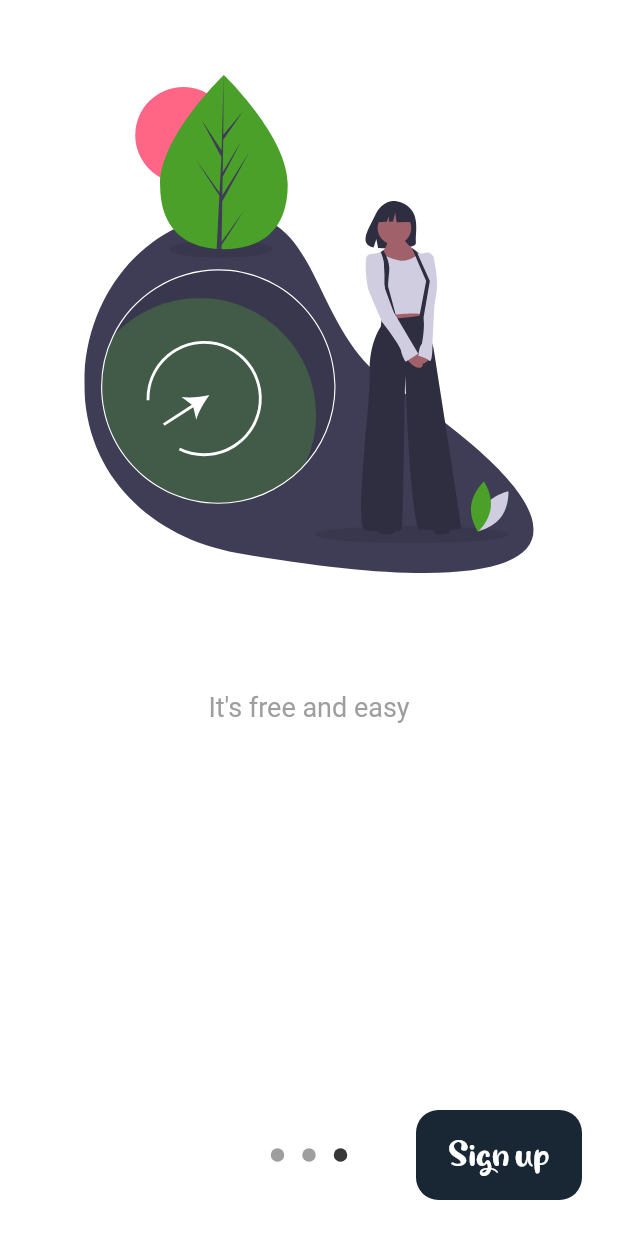
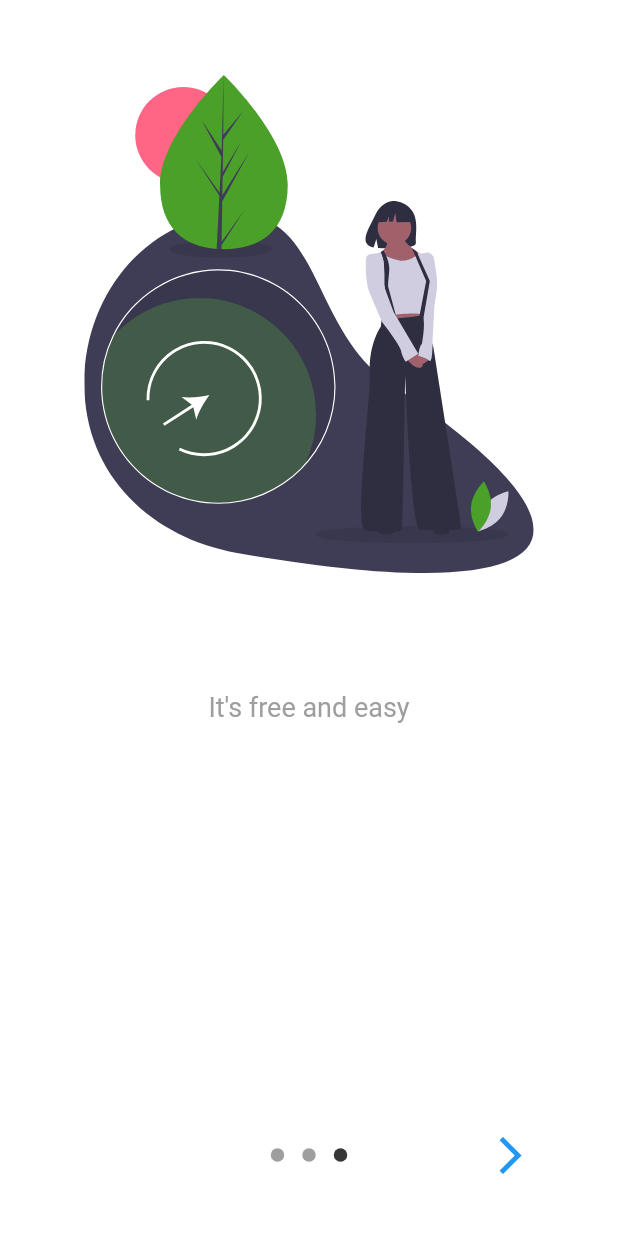
Before and after one commit to FarhanSyedain/chat_app, a Flutter app: the screen it shows after launch, swiped to page 3, on a phone screen of 412 x 824 dp. Run offline on Flutter 3.47's test engine with Material 2 defaults, Android fonts, the phone set to English and light mode, and no system bars; drawn by our look-alikes of introduction_screen; our stand-ins replace awesome_dialog, cloud_firestore, firebase_auth, firebase_core, firebase_storage, fluentui_icons and 7 more; missing offline and left inert: flutter_twitter_login; accounts and stored records are empty.

Commit message:
Use Icon for done button.

```diff
--- a/lib/screens/welcome/welcome.dart
+++ b/lib/screens/welcome/welcome.dart
@@ -25,22 +25,29 @@ class _WelcomeScreenState extends State<WelcomeScreen> {
     return Container(
       child: IntroductionScreen(
         globalBackgroundColor: isDarkMode ? Colors.black : Colors.white,
-
-        done: CustomProceedButton(
-          "Sign up",
-        ), // todo: put CustomProceedButton here
-
+        done: Container(
+          height: 60,
+          child: RotatedBox(
+            child: Icon(
+              Icons.arrow_back_ios,
+              size: 30,
+              color: Theme.of(context).accentColor,
+            ),
+            quarterTurns: 2,
+          ),
+        ),
         onDone: () {
           Navigator.push(context,
               MaterialPageRoute(builder: (context) => RegisterScreen()));
         },
-        // showNextButton: false,
-
-        // next: CustomProceedButton("Next"), // todo: put CustomProceedButton here
         next: Container(
           height: 60,
           child: RotatedBox(
-            child: Icon(Icons.arrow_back_ios,color: Theme.of(context).accentColor,),
+            child: Icon(
+              Icons.arrow_back_ios,
+              size: 25,
+              color: Theme.of(context).accentColor,
+            ),
             quarterTurns: 2,
           ),
         ),
```
